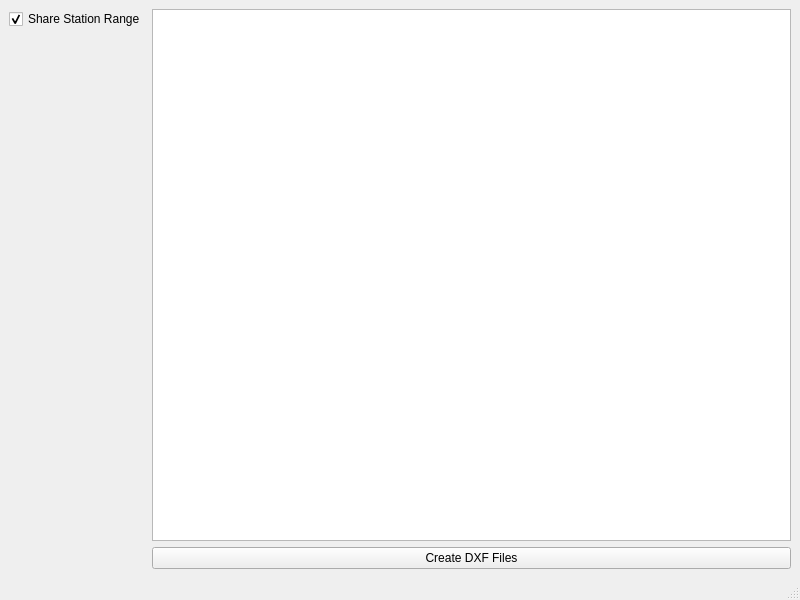
The window that src/qt_ui/con_file_window.ui (Eric-Meunier/Processor-Suite) describes before a commit, drawn with Qt 5.
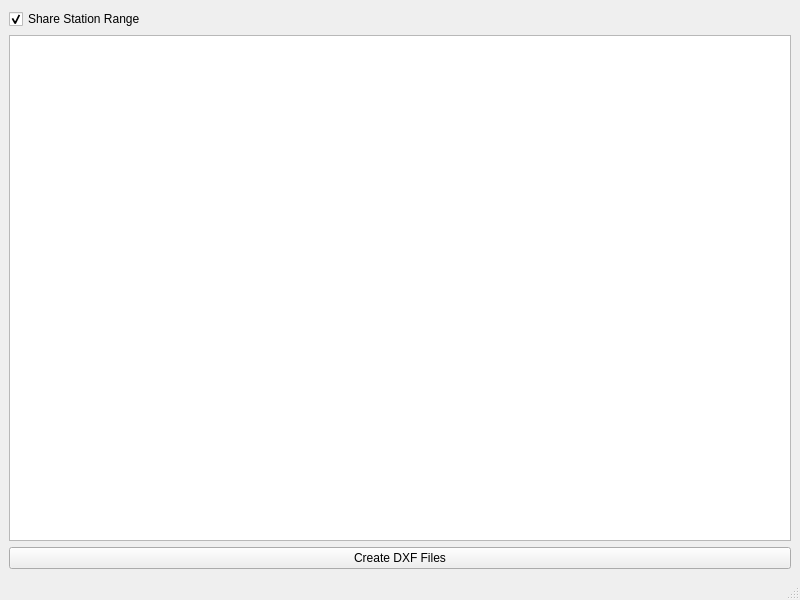
The same window after the commit.

Commit message: Added dock widget and fixed sizing in general.

Diff of the .ui file:
```diff
--- a/src/qt_ui/con_file_window.ui
+++ b/src/qt_ui/con_file_window.ui
@@ -15,7 +15,7 @@
   </property>
   <widget class="QWidget" name="centralWidget">
    <layout class="QGridLayout" name="gridLayout">
-    <item row="0" column="1">
+    <item row="1" column="1">
      <widget class="QTableWidget" name="tableWidget">
       <property name="sizePolicy">
        <sizepolicy hsizetype="Expanding" vsizetype="Expanding">
@@ -64,7 +64,14 @@
       </attribute>
      </widget>
     </item>
-    <item row="0" column="0" alignment="Qt::AlignTop">
+    <item row="2" column="1">
+     <widget class="QPushButton" name="mkdxfButton">
+      <property name="text">
+       <string>Create DXF Files</string>
+      </property>
+     </widget>
+    </item>
+    <item row="0" column="1">
      <widget class="QCheckBox" name="shareRangeCheckBox">
       <property name="sizePolicy">
        <sizepolicy hsizetype="Fixed" vsizetype="Fixed">
@@ -80,13 +87,6 @@
       </property>
      </widget>
     </item>
-    <item row="1" column="1">
-     <widget class="QPushButton" name="mkdxfButton">
-      <property name="text">
-       <string>Create DXF Files</string>
-      </property>
-     </widget>
-    </item>
    </layout>
   </widget>
   <widget class="QMenuBar" name="mainMenu">
```
The commit also changes 7 other files.
